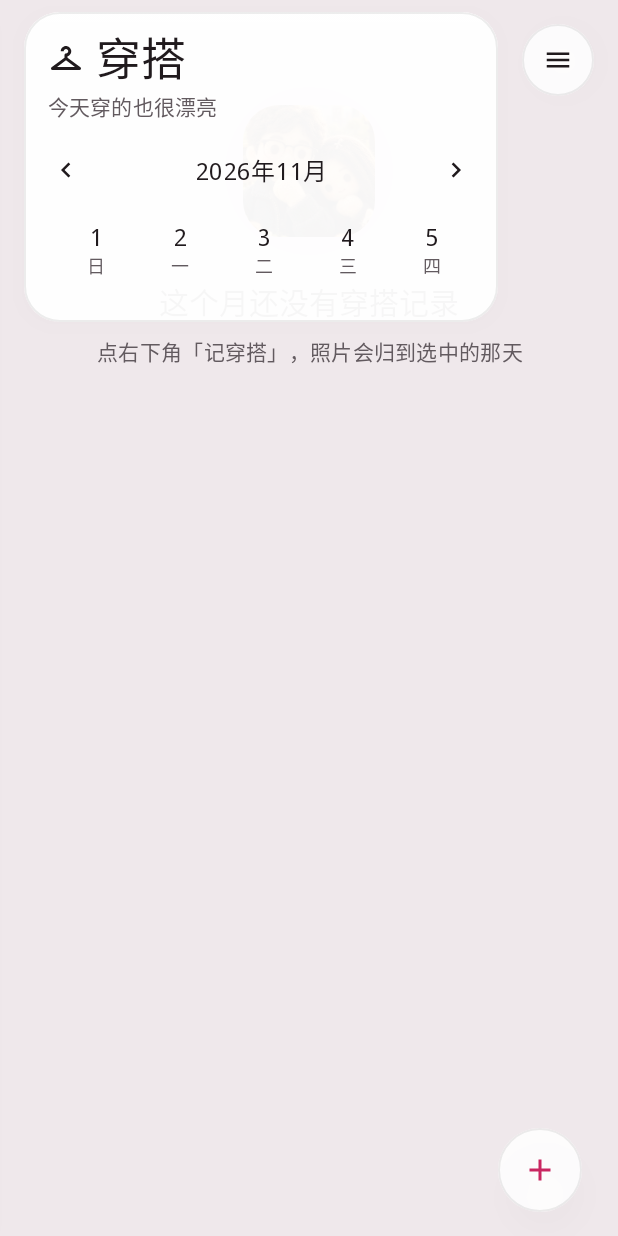
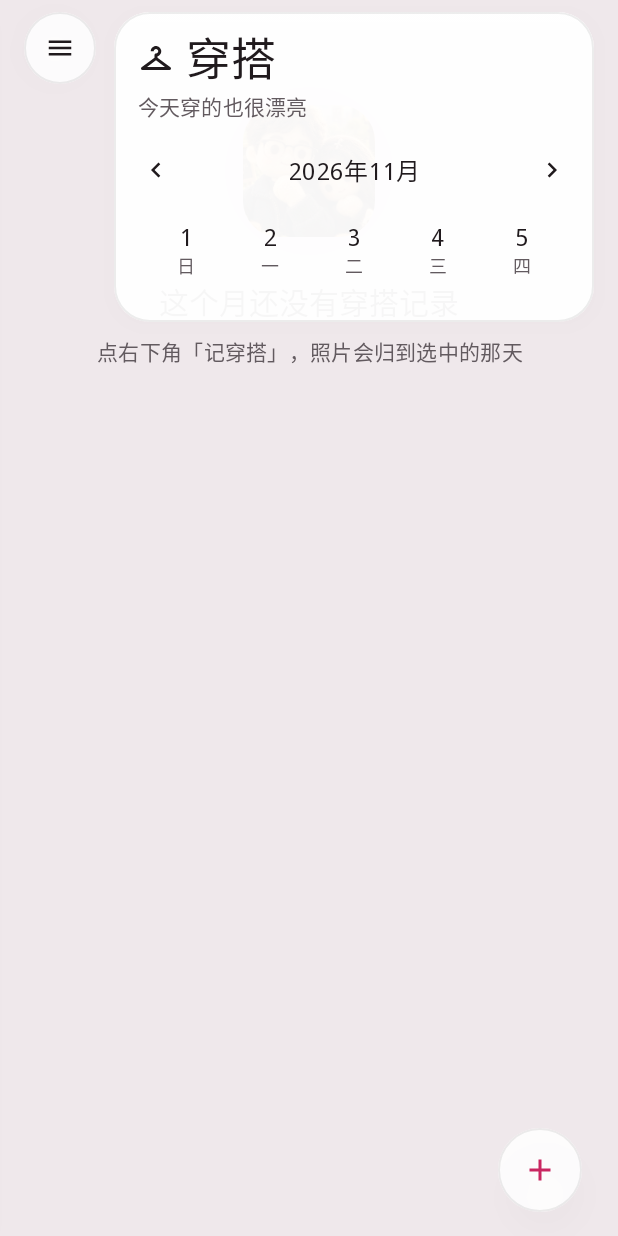
Before and after one commit to hua229/the-cutest-girl, an Android app built with Jetpack Compose: the OutfitScreen screen opened through its navigation route, on a phone screen of 412 x 824 dp. Run offline under Robolectric (Android 15) with nearby library versions, the phone set to English and light mode, and no system bars; our stand-ins replace Room's generated code; libraries missing offline, so code that uses them is left out: coil.request, dev.chrisbanes.haze; pictures from the network do not load; 4 statements that could not run were skipped.

Commit message:
fix(settings): keep the only menu entry on outfit top-left
- show the settings button only on the outfit screen; meal/event have no entry
- allow drawer edge-swipe only on outfit
- reserve the leading button slot in FloatingTopBar only when the menu is present
- sync README, handoff, architecture, design system and changelog

```diff
--- a/app/src/main/java/com/thecutestgirl/app/ui/AppRoot.kt
+++ b/app/src/main/java/com/thecutestgirl/app/ui/AppRoot.kt
@@ -158,10 +158,11 @@ fun AppRoot(
     }
 
     // 全局侧边菜单：只做设置，不混入模块导航。
-    // 打开手势只在三个列表页生效，编辑页/设置页不会被边缘滑动误触。
+    // 入口只在穿搭页，边缘滑动也只允许在穿搭页触发；
+    // 饮食/点滴不提供设置入口，编辑页/设置页也不会误触。
     ModalNavigationDrawer(
         drawerState = drawerState,
-        gesturesEnabled = showBottomBar,
+        gesturesEnabled = currentRoute == "outfit",
         scrimColor = SettingsScrim,
         drawerContent = {
             // NavHost 在抽屉之后组合，它的返回回调会先吃掉 Back；
@@ -272,8 +273,7 @@ fun AppRoot(
                                     val base = "mealEdit/$date/$mealType"
                                     // id 用查询参数（?id=xx）传递，新增记录时可省略
                                     navController.navigate(if (recordId != null) "$base?id=$recordId" else base)
-                                },
-                                onOpenMenu = openSettingsMenu
+                                }
                             )
                         }
                         composable(
@@ -300,7 +300,6 @@ fun AppRoot(
                             EventScreen(
                                 onAdd = { navController.navigate("eventEdit") },
                                 onOpen = { id -> navController.navigate("eventEdit/$id") },
-                                onOpenMenu = openSettingsMenu,
                                 initialDate = pendingTarget
                                     ?.takeIf { it.route == "event" }
                                     ?.date
--- a/app/src/main/java/com/thecutestgirl/app/ui/components/Glass.kt
+++ b/app/src/main/java/com/thecutestgirl/app/ui/components/Glass.kt
@@ -11,7 +11,6 @@ import androidx.compose.foundation.border
 import androidx.compose.foundation.clickable
 import androidx.compose.foundation.interaction.MutableInteractionSource
 import androidx.compose.foundation.interaction.collectIsPressedAsState
-import androidx.compose.foundation.layout.Arrangement
 import androidx.compose.foundation.layout.Box
 import androidx.compose.foundation.layout.BoxScope
 import androidx.compose.foundation.layout.BoxWithConstraints
@@ -221,14 +220,13 @@ fun Modifier.quietTopAppBar(): Modifier {
 
 private val CollapsedBarWidth = 136.dp
 private val CollapsedBarCorner = 16.dp
-private val MenuSlot = 64.dp
 
 /**
- * 顶部悬浮面板（v4.0）：玻璃面板 24dp 圆角 + 可选菜单按钮；
+ * 顶部悬浮面板（v4.0）：玻璃面板 24dp 圆角；
  * 滚动后收成左上角 16dp 圆角的小胶囊。宽度动画 300ms，内容只测量一次。
  *
- * v4.2.2：右侧齿轮改为「设置菜单」按钮。三个列表页共用这一个入口，
- * 点开全局侧边菜单，不再出现「每页一个齿轮 / 长按标题」的分裂入口。
+ * v4.2.2：设置菜单只放在穿搭页，按钮在左上角；[onOpenMenu] 为 null 时
+ * （饮食 / 点滴）不渲染按钮，顶栏占满可用宽度。
  */
 @Composable
 fun FloatingTopBar(
@@ -242,7 +240,8 @@ fun FloatingTopBar(
             .fillMaxWidth()
             .padding(horizontal = 16.dp, vertical = 8.dp)
     ) {
-        val menuSpace = if (onOpenMenu != null) MenuSlot else 0.dp
+        // 48dp 按钮 + 12dp 间距
+        val menuSpace = if (onOpenMenu != null) 60.dp else 0.dp
         val expandedWidth = (maxWidth - menuSpace).coerceAtLeast(CollapsedBarWidth)
         val barWidth by animateDpAsState(
             targetValue = if (collapsed) CollapsedBarWidth else expandedWidth,
@@ -256,9 +255,23 @@ fun FloatingTopBar(
         )
         Row(
             modifier = Modifier.fillMaxWidth(),
-            horizontalArrangement = Arrangement.spacedBy(8.dp),
             verticalAlignment = Alignment.Top
         ) {
+            if (onOpenMenu != null) {
+                SolidCircleButton(
+                    onClick = onOpenMenu,
+                    diameter = 48.dp,
+                    contentDescription = "打开设置菜单"
+                ) {
+                    Icon(
+                        imageVector = Icons.Outlined.Menu,
+                        contentDescription = "打开设置菜单",
+                        tint = MaterialTheme.colorScheme.onSurface,
+                        modifier = Modifier.size(20.dp)
+                    )
+                }
+                Spacer(Modifier.width(12.dp))
+            }
             Box(
                 modifier = Modifier
                     .width(barWidth)
@@ -277,22 +290,6 @@ fun FloatingTopBar(
                     layout(constraints.maxWidth, placeable.height) {
                         placeable.place(0, 0)
                     }
-                }
-            }
-            Spacer(Modifier.weight(1f))
-            if (onOpenMenu != null) {
-                SolidCircleButton(
-                    onClick = onOpenMenu,
-                    diameter = 48.dp,
-                    contentDescription = "打开设置菜单",
-                    modifier = Modifier.padding(top = if (collapsed) 0.dp else 8.dp)
-                ) {
-                    Icon(
-                        imageVector = Icons.Outlined.Menu,
-                        contentDescription = "打开设置菜单",
-                        tint = MaterialTheme.colorScheme.onSurface,
-                        modifier = Modifier.size(20.dp)
-                    )
                 }
             }
         }
--- a/app/src/main/java/com/thecutestgirl/app/ui/event/EventScreen.kt
+++ b/app/src/main/java/com/thecutestgirl/app/ui/event/EventScreen.kt
@@ -108,7 +108,6 @@ import androidx.compose.foundation.background
 fun EventScreen(
     onAdd: () -> Unit,
     onOpen: (String) -> Unit,
-    onOpenMenu: () -> Unit,
     initialDate: LocalDate? = null,
     initialRecordId: String? = null,
     onInitialTargetConsumed: () -> Unit = {}
@@ -269,7 +268,6 @@ fun EventScreen(
             // ---------- 悬浮顶栏（事件是时间线，只有标题行） ----------
             FloatingTopBar(
                 collapsed = scrolled,
-                onOpenMenu = onOpenMenu,
                 modifier = Modifier
                     .align(Alignment.TopCenter)
                     .onSizeChanged { if (!scrolled) expandedHeaderHeightPx = it.height }
--- a/app/src/main/java/com/thecutestgirl/app/ui/meal/MealScreen.kt
+++ b/app/src/main/java/com/thecutestgirl/app/ui/meal/MealScreen.kt
@@ -142,7 +142,6 @@ fun MealDuotoneIcon(mealType: Int, size: Dp = 20.dp, modifier: Modifier = Modifi
  */
 fun MealScreen(
     onOpenMeal: (LocalDate, Int, String?) -> Unit,
-    onOpenMenu: () -> Unit,
     initialDate: LocalDate? = null,
     onInitialTargetConsumed: () -> Unit = {}
 ) {
@@ -250,7 +249,6 @@ fun MealScreen(
         // ---------- 悬浮顶栏：滚动后收起日期行与副标题 ----------
         FloatingTopBar(
             collapsed = scrolled,
-            onOpenMenu = onOpenMenu,
             modifier = Modifier
                 .align(Alignment.TopCenter)
                 .onSizeChanged { if (!scrolled) expandedHeaderHeightPx = it.height }
--- a/app/src/main/java/com/thecutestgirl/app/ui/outfit/OutfitScreen.kt
+++ b/app/src/main/java/com/thecutestgirl/app/ui/outfit/OutfitScreen.kt
@@ -267,7 +267,7 @@ fun OutfitScreen(
                 }
             }
 
-            // ---------- 悬浮顶栏：内容从它下面滚过；右侧是全局设置菜单 ----------
+            // ---------- 悬浮顶栏：内容从它下面滚过；左上角是唯一的设置菜单入口 ----------
             FloatingTopBar(
                 collapsed = scrolled,
                 onOpenMenu = onOpenMenu,
```
Also changed, not shown: 5 other files.
